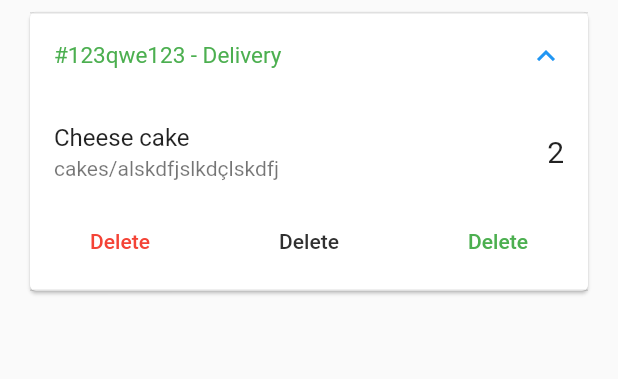
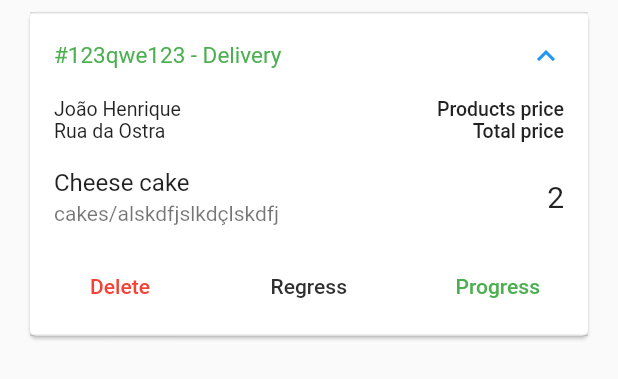
Before and after one commit to joaohhenriq/flutter-my-bakery-managment, a Flutter app: the OrderTile widget shown alone on an empty page, opened directly, after a tap on "#123qwe123 - Delivery", on a phone screen of 412 x 824 dp. Shown: the top 379 px of the screen. Run offline on Flutter 3.47's test engine with Material 2 defaults, Android fonts, the phone set to English and light mode, and no system bars; our stand-ins replace cloud_firestore, firebase_auth, rxdart, shimmer; missing offline and left inert: bloc_pattern; accounts and stored records are empty; statements that could not run were skipped.

Commit message:
Finshing order tile layout

```diff
--- /dev/null
+++ b/lib/widgets/order_header.dart
@@ -0,0 +1,36 @@
+import 'package:flutter/material.dart';
+
+class OrderHeader extends StatelessWidget {
+
+  final style1 = TextStyle(
+    fontSize: 13,
+  );
+
+  final style2 = TextStyle(
+    fontSize: 13,
+    fontWeight: FontWeight.w500
+  );
+
+  @override
+  Widget build(BuildContext context) {
+    return Row(
+      mainAxisAlignment: MainAxisAlignment.spaceBetween,
+      children: <Widget>[
+        Column(
+          crossAxisAlignment: CrossAxisAlignment.start,
+          children: <Widget>[
+            Text("João Henrique", style: style1,),
+            Text("Rua da Ostra", style: style1,)
+          ],
+        ),
+        Column(
+          crossAxisAlignment: CrossAxisAlignment.end,
+          children: <Widget>[
+            Text("Products price", style: style2,),
+            Text("Total price", style: style2,)
+          ],
+        )
+      ],
+    );
+  }
+}
--- a/lib/widgets/order_tile.dart
+++ b/lib/widgets/order_tile.dart
@@ -1,4 +1,6 @@
 import 'package:flutter/material.dart';
+
+import 'order_header.dart';
 
 class OrderTile extends StatelessWidget {
   @override
@@ -20,6 +22,7 @@ class OrderTile extends StatelessWidget {
               child: Column(
                 crossAxisAlignment: CrossAxisAlignment.stretch,
                 children: <Widget>[
+                  OrderHeader(),
                   Column(
                     mainAxisSize: MainAxisSize.min,
                     children: <Widget>[
@@ -51,12 +54,12 @@ class OrderTile extends StatelessWidget {
                       FlatButton(
                         onPressed: (){},
                         textColor: Colors.grey[850],
-                        child: Text("Delete"),
+                        child: Text("Regress"),
                       ),
                       FlatButton(
                         onPressed: (){},
                         textColor: Colors.green,
-                        child: Text("Delete"),
+                        child: Text("Progress"),
                       )
                     ],
                   )
```
